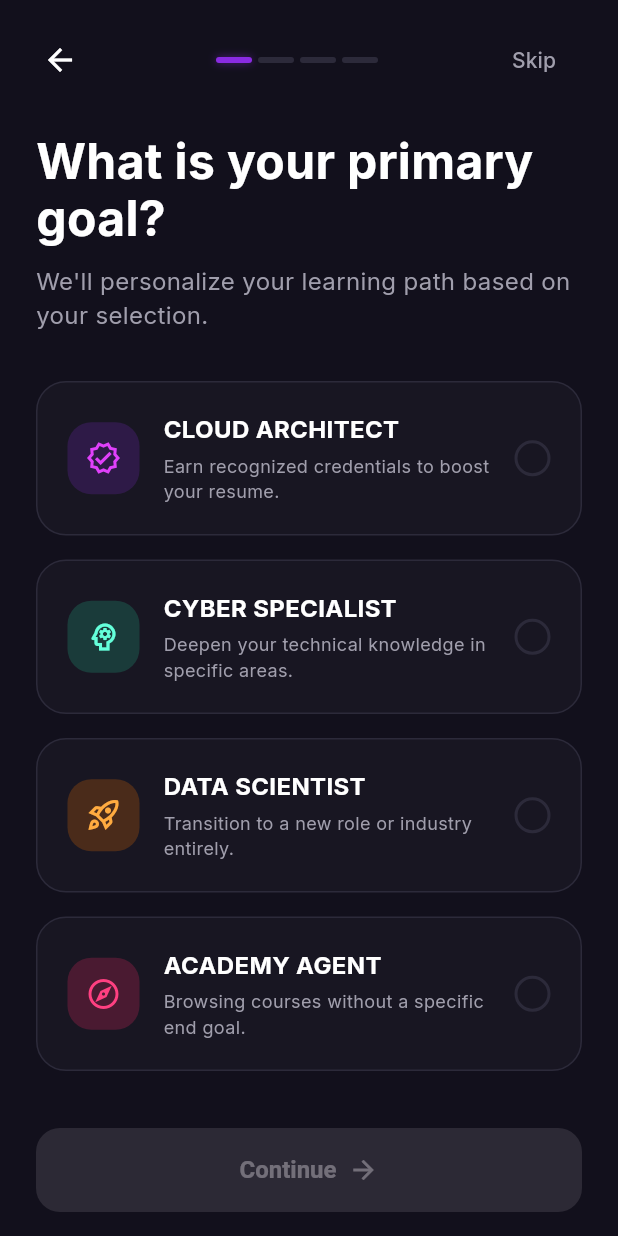
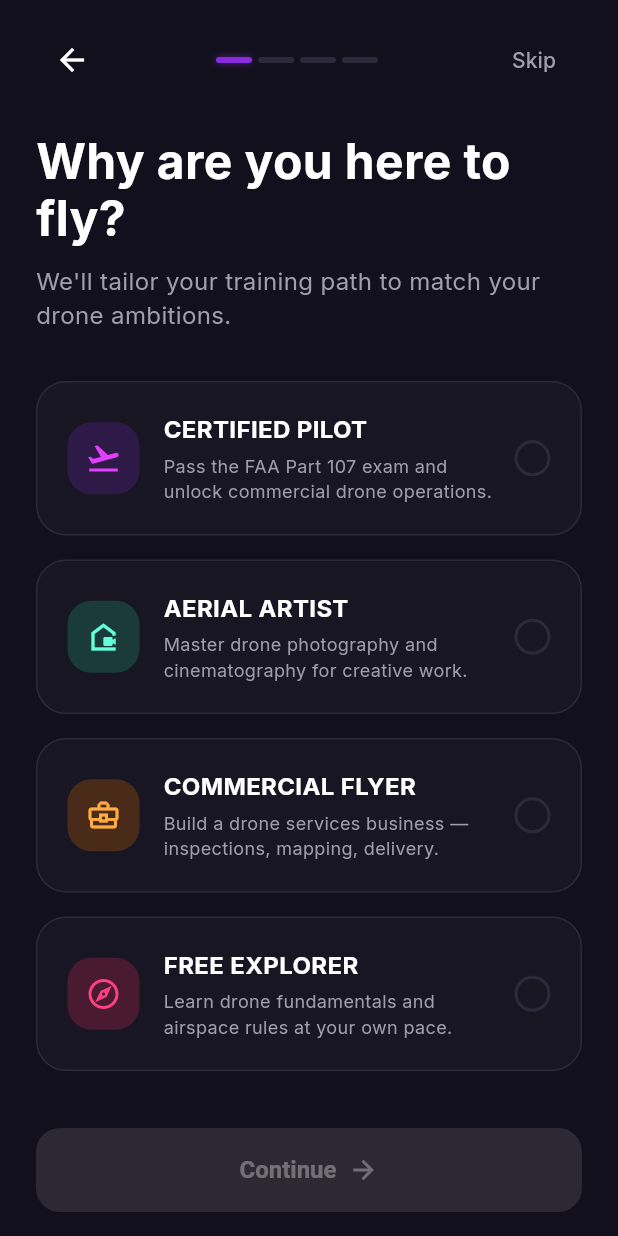
Before and after one commit to waruikiondo/gamify-app, a Flutter app: the GoalSelectionScreen screen opened by its route, on a phone screen of 412 x 824 dp. Run offline on Flutter 3.47's test engine with Material 3 defaults, Android fonts, the phone set to English and light mode, and no system bars; our stand-ins replace cached_network_image, confetti, flutter_dotenv, flutter_markdown, flutter_riverpod, go_router and 7 more; missing offline and left inert: posthog_flutter; accounts and stored records are empty; network calls fail.

Commit message:
Fix avatar display, update drone goals, and misc UI polish
- Fix getUserProfile() and updateUserName() to query profiles table
  instead of users — avatar_url and profile fields now load correctly
- Update goal_selection_screen goals to drone-relevant options
  (Certified Pilot, Aerial Artist, Commercial Flyer, Free Explorer)
- Fix pubspec.yaml package name to valid Dart identifier (fly_drone)
- Fix IconButton alignment on goal_selection_screen (centerLeft → center)
- Add padding to profile screen settings icon
- Add redirectTo URL to Supabase password reset flow

Made-with: Cursor

```diff
--- a/lib/screens/goal_selection_screen.dart
+++ b/lib/screens/goal_selection_screen.dart
@@ -17,37 +17,36 @@ class _GoalSelectionScreenState extends ConsumerState<GoalSelectionScreen> {
   int? _selectedIndex;
   bool _isLoading = false;
 
-  // Updated titles to match your gamified roles!
   final List<Map<String, dynamic>> _goals = [
     {
       'id': 'certified',
-      'icon': Icons.verified_outlined,
-      'title': 'CLOUD ARCHITECT',
-      'subtitle': 'Earn recognized credentials to boost your resume.',
+      'icon': Icons.flight_takeoff_outlined,
+      'title': 'CERTIFIED PILOT',
+      'subtitle': 'Pass the FAA Part 107 exam and unlock commercial drone operations.',
       'iconColor': Colors.purpleAccent,
       'bgColor': const Color(0xFF2E1A47),
     },
     {
-      'id': 'skills',
-      'icon': Icons.psychology_outlined,
-      'title': 'CYBER SPECIALIST',
-      'subtitle': 'Deepen your technical knowledge in specific areas.',
+      'id': 'aerial',
+      'icon': Icons.camera_outdoor_outlined,
+      'title': 'AERIAL ARTIST',
+      'subtitle': 'Master drone photography and cinematography for creative work.',
       'iconColor': Colors.tealAccent,
       'bgColor': const Color(0xFF1A3B3A),
     },
     {
-      'id': 'pivot',
-      'icon': Icons.rocket_launch_outlined,
-      'title': 'DATA SCIENTIST',
-      'subtitle': 'Transition to a new role or industry entirely.',
+      'id': 'commercial',
+      'icon': Icons.business_center_outlined,
+      'title': 'COMMERCIAL FLYER',
+      'subtitle': 'Build a drone services business — inspections, mapping, delivery.',
       'iconColor': Colors.orangeAccent,
       'bgColor': const Color(0xFF4A2B1A),
     },
     {
       'id': 'explore',
       'icon': Icons.explore_outlined,
-      'title': 'ACADEMY AGENT',
-      'subtitle': 'Browsing courses without a specific end goal.',
+      'title': 'FREE EXPLORER',
+      'subtitle': 'Learn drone fundamentals and airspace rules at your own pace.',
       'iconColor': Colors.pinkAccent,
       'bgColor': const Color(0xFF4A1A31),
     },
@@ -102,7 +101,7 @@ class _GoalSelectionScreenState extends ConsumerState<GoalSelectionScreen> {
                     icon: const Icon(Icons.arrow_back, color: Colors.white),
                     onPressed: () => context.pop(),
                     padding: EdgeInsets.zero,
-                    alignment: Alignment.centerLeft,
+                    alignment: Alignment.center,
                   ),
                   Row(
                     children: [
@@ -116,7 +115,7 @@ class _GoalSelectionScreenState extends ConsumerState<GoalSelectionScreen> {
                     ],
                   ),
                   TextButton(
-                    onPressed: () => _saveGoalAndContinue('ACADEMY AGENT'),
+                    onPressed: () => _saveGoalAndContinue('FREE EXPLORER'),
                     child: const Text(
                       'Skip',
                       style: TextStyle(color: AppTheme.textGrey, fontSize: 14),
@@ -128,7 +127,7 @@ class _GoalSelectionScreenState extends ConsumerState<GoalSelectionScreen> {
 
               // Header Text
               const Text(
-                'What is your primary goal?',
+                'Why are you here to fly?',
                 style: TextStyle(
                   color: Colors.white,
                   fontSize: 32,
@@ -138,7 +137,7 @@ class _GoalSelectionScreenState extends ConsumerState<GoalSelectionScreen> {
               ),
               const SizedBox(height: 12),
               const Text(
-                "We'll personalize your learning path based on your selection.",
+                "We'll tailor your training path to match your drone ambitions.",
                 style: TextStyle(color: AppTheme.textGrey, fontSize: 16),
               ),
               const SizedBox(height: 32),
--- a/lib/screens/login_screen.dart
+++ b/lib/screens/login_screen.dart
@@ -199,7 +199,7 @@ class _LoginScreenState extends ConsumerState<LoginScreen> {
                     Expanded(
                       child: OutlinedButton.icon(
                         onPressed: () {},
-                        icon: const Icon(Icons.apple, color: Colors.white),
+                        icon: const Icon(Icons.apple, color: Colors.white, size: 28),
                         label: const Text('Apple', style: TextStyle(color: Colors.white, fontWeight: FontWeight.bold)),
                         style: OutlinedButton.styleFrom(
                           backgroundColor: const Color(0xFF131B24),
--- a/lib/services/supabase_service.dart
+++ b/lib/services/supabase_service.dart
@@ -30,7 +30,7 @@ class SupabaseService {
     if (user == null) throw Exception('User not logged in');
 
     try {
-      final response = await _client.from('users').select().eq('id', user.id).single();
+      final response = await _client.from('profiles').select().eq('id', user.id).single();
       return response;
     } catch (e) {
       debugPrint('Error fetching profile: $e');
@@ -97,7 +97,7 @@ class SupabaseService {
     if (user == null) return;
 
     try {
-      await _client.from('users').update({'full_name': newName}).eq('id', user.id);
+      await _client.from('profiles').update({'full_name': newName}).eq('id', user.id);
       await _client.auth.updateUser(UserAttributes(data: {'full_name': newName}));
     } catch (e) {
       debugPrint('Error updating name: $e');
```
Also changed, not shown: lib/providers/auth_provider.dart (+6 -1 lines), lib/screens/dashboard_screen.dart (+10 -5 lines), lib/screens/forgot_password_screen.dart (+37 -10 lines), lib/screens/profile_screen.dart (+6 -3 lines), pubspec.yaml (+2 -18 lines), 1 other file.
